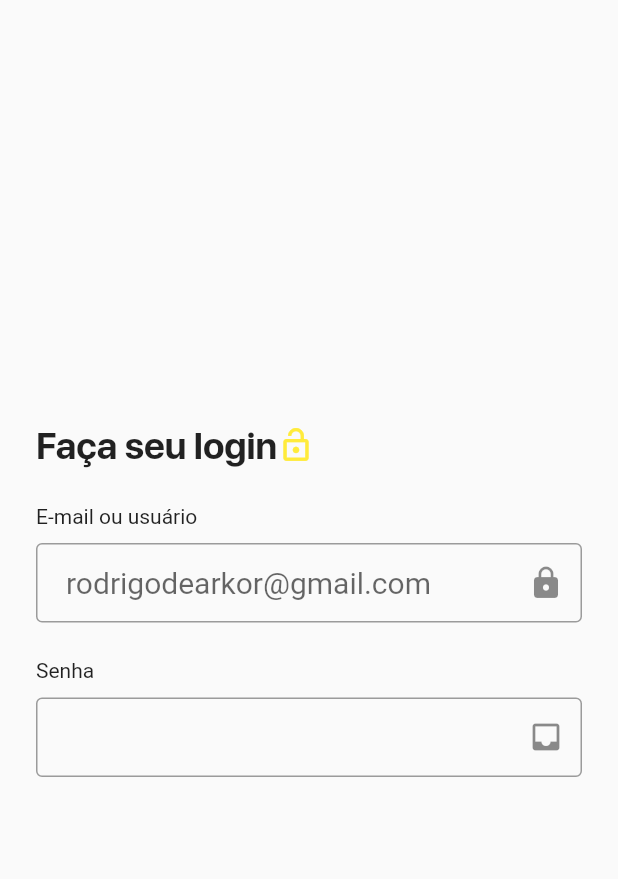
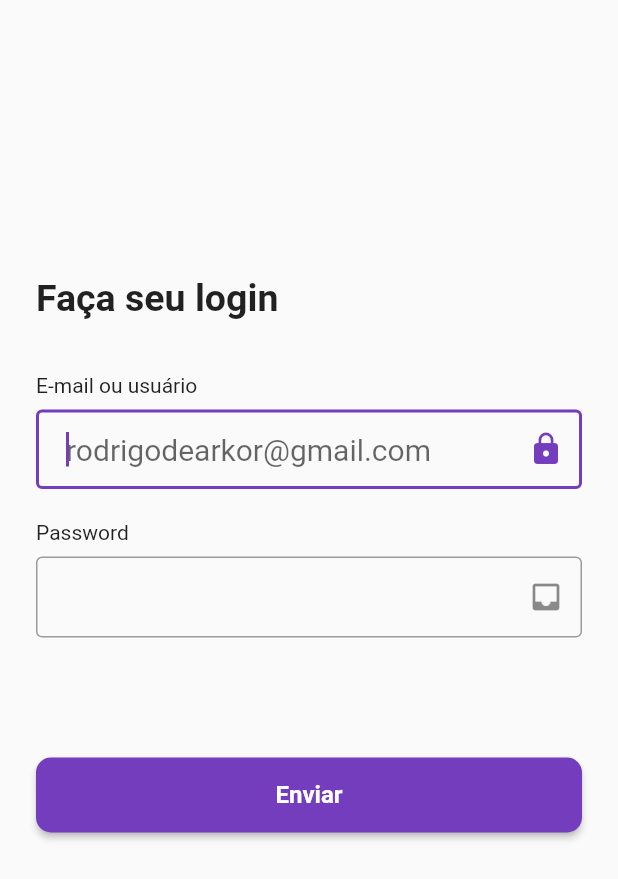
Before and after one commit to rodrigodearkor/desafio_agenda_edu, a Flutter app: the screen it shows after launch, on a phone screen of 412 x 824 dp. Shown: the top 879 px of the screen. Run offline on Flutter 3.47's test engine with Material 2 defaults, Android fonts, the phone set to English and light mode, and no system bars.

Commit message:
layout adjusts

```diff
--- a/lib/view/login_screen.dart
+++ b/lib/view/login_screen.dart
@@ -6,71 +6,69 @@ class LoginScreen extends StatefulWidget {
 }
 
 class _LoginScreenState extends State<LoginScreen> {
-  @override
+  final passwordNode = FocusNode();
+  final buttonNode = FocusNode();
+
   Widget build(BuildContext context) {
-    return Scaffold(
-      body: Column(
+    return SingleChildScrollView(
+      padding: const EdgeInsets.symmetric(horizontal: 24.0),
+      child: Column(
         mainAxisAlignment: MainAxisAlignment.center,
-        mainAxisSize: MainAxisSize.max,
+        crossAxisAlignment: CrossAxisAlignment.start,
         children: <Widget>[
-          Padding(
-            padding: const EdgeInsets.symmetric(horizontal: 24),
+          Container(
+            padding: const EdgeInsets.only(top: 184),
+            child: Text(
+              'Faça seu login',
+              style: TextStyle(fontSize: 25, fontWeight: FontWeight.bold),
+            ),
+          ),
+          Container(
+            padding: const EdgeInsets.only(top: 36),
             child: Column(
+              crossAxisAlignment: CrossAxisAlignment.start,
               children: <Widget>[
-                Row(
-                  children: <Widget>[
-                    Text(
-                      'Faça seu login',
-                      style: TextStyle(
-                        fontSize: 25,
-                        fontFamily: 'SFProDisplay',
-                        fontWeight: FontWeight.w700,
-                      ),
-                    ),
-                    Icon(
-                      Icons.lock_open,
-                      size: 25,
-                      color: Colors.yellow,
-                    )
-                  ],
+                SizedBox(
+                  height: 16,
+                  child: Text(
+                    'E-mail ou usuário',
+                    style: TextStyle(fontSize: 14),
+                  ),
                 ),
                 SizedBox(
-                  height: 24,
+                  height: 8,
                 ),
-                Container(
-                    alignment: Alignment.centerLeft,
-                    padding: const EdgeInsets.only(bottom: 10),
-                    child: Text(
-                      'E-mail ou usuário',
-                      style: TextStyle(fontSize: 14),
-                    )),
                 _buildLogin(),
                 SizedBox(
-                  height: 24,
+                  height: 21,
                 ),
-                Container(
-                    alignment: Alignment.centerLeft,
-                    padding: const EdgeInsets.only(bottom: 10),
-                    child: Text(
-                      'Senha',
-                      style: TextStyle(fontSize: 14),
-                    )),
-                _buildPassword(),
-                SizedBox(height: 24,),
-                // Align(
-                //   alignment: FractionalOffset.bottomCenter,
-                //   child: _buildLoginButton(context),
-                // ),
+                SizedBox(
+                  height: 16,
+                  child: Text(
+                    'Password',
+                    style: TextStyle(fontSize: 14),
+                  ),
+                ),
+                SizedBox(
+                  height: 8,
+                ),
+                _buildPassword(context),
+                SizedBox(
+                  height: 80,
+                ),
+                _buildLoginButton(context),
               ],
             ),
-          ),
+          )
         ],
       ),
     );
   }
 
-  TextField _buildLogin() {
+  Widget _buildLogin() {
     return TextField(
+      textInputAction: TextInputAction.next,
+      autofocus: true,
       decoration: InputDecoration(
           contentPadding:
               const EdgeInsets.symmetric(vertical: 15, horizontal: 20),
@@ -80,33 +78,37 @@ class _LoginScreenState extends State<LoginScreen> {
           suffixIcon: Icon(Icons.lock),
           hintText: 'rodrigodearkor@gmail.com'),
       style: TextStyle(fontSize: 20),
+      onSubmitted: (value)  {
+        FocusScope.of(context).requestFocus(passwordNode);
+      }
     );
   }
 
-  TextField _buildPassword() {
+  TextField _buildPassword(BuildContext context) {
     return TextField(
+      focusNode: passwordNode,
+      // textInputAction: TextInputAction.done,
       decoration: InputDecoration(
         contentPadding:
-            const EdgeInsets.symmetric(vertical: 15, horizontal: 20),
+            const EdgeInsets.symmetric(vertical: 13, horizontal: 20),
         border: OutlineInputBorder(
           borderSide: BorderSide(width: 2),
         ),
         suffixIcon: Icon(Icons.inbox),
       ),
-      style: TextStyle(fontSize: 20),
+      style: TextStyle(fontSize: 24),
     );
   }
 
   Widget _buildLoginButton(BuildContext context) {
     final color = Theme.of(context).primaryColor;
     return Container(
-      constraints: BoxConstraints.expand(
-        height: 50
-      ),
-      decoration: BoxDecoration(
-        borderRadius: BorderRadius.circular(33),
-      ),
+      height: 50,
+      width: double.infinity,
       child: RaisedButton(
+        shape: RoundedRectangleBorder(
+          borderRadius: BorderRadius.circular(10.0),
+        ),
         color: color,
         child: Text(
           'Enviar',
```
Also changed, not shown: lib/main.dart (+119 -8 lines), lib/view/dummy.dart (added, +221 -0 lines).
